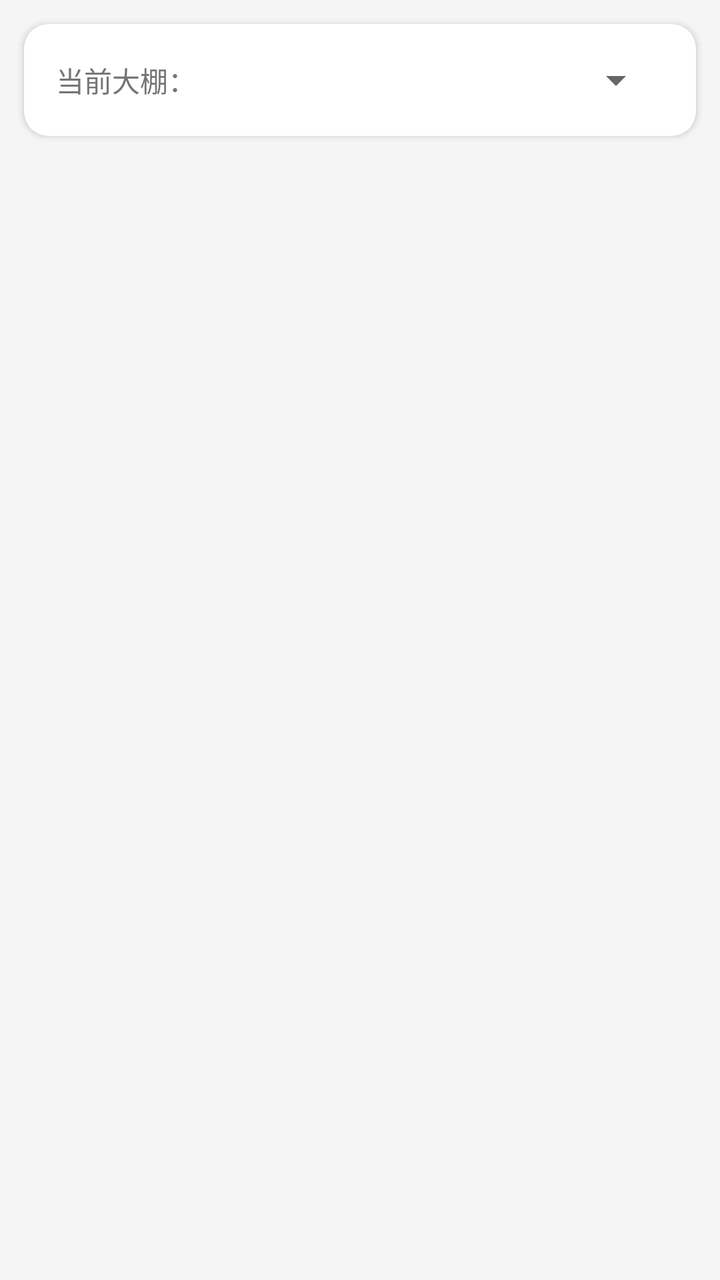
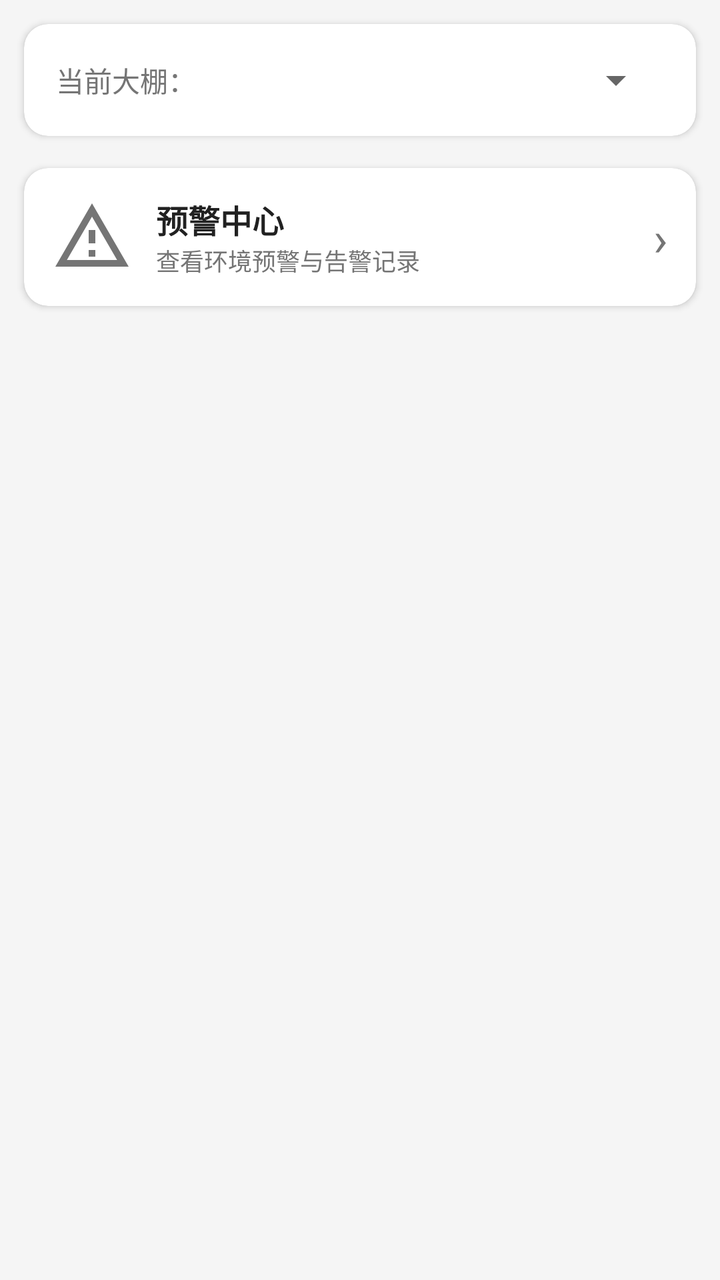

An Android layout rendered at two revisions. The XML below is the earlier revision; the diff shows what the commit changed to produce the second picture.
<!-- AndroidManifest.xml: application theme Theme.SmartGreenhouse -->
<!-- res/layout/fragment_dashboard.xml -->
<?xml version="1.0" encoding="utf-8"?>
<LinearLayout xmlns:android="http://schemas.android.com/apk/res/android"
    xmlns:app="http://schemas.android.com/apk/res-auto"
    android:layout_width="match_parent"
    android:layout_height="match_parent"
    android:orientation="vertical"
    android:background="@color/background">

    
    <androidx.cardview.widget.CardView
        android:layout_width="match_parent"
        android:layout_height="wrap_content"
        android:layout_margin="12dp"
        app:cardCornerRadius="12dp"
        app:cardElevation="2dp">

        <LinearLayout
            android:layout_width="match_parent"
            android:layout_height="wrap_content"
            android:orientation="vertical"
            android:padding="16dp">

            
            <LinearLayout
                android:layout_width="match_parent"
                android:layout_height="wrap_content"
                android:gravity="center_vertical"
                android:orientation="horizontal">

                <TextView
                    android:layout_width="wrap_content"
                    android:layout_height="wrap_content"
                    android:text="当前大棚："
                    android:textColor="@color/text_secondary"
                    android:textSize="14sp" />

                <Spinner
                    android:id="@+id/spinner_greenhouse"
                    android:layout_width="0dp"
                    android:layout_height="wrap_content"
                    android:layout_weight="1"
                    android:layout_marginStart="8dp" />
            </LinearLayout>

            
            <LinearLayout
                android:id="@+id/layout_health_score"
                android:layout_width="match_parent"
                android:layout_height="wrap_content"
                android:layout_marginTop="12dp"
                android:gravity="center_vertical"
                android:visibility="gone">

                <TextView
                    android:id="@+id/tv_health_score"
                    android:layout_width="60dp"
                    android:layout_height="60dp"
                    android:gravity="center"
                    android:text="--"
                    android:textColor="@android:color/white"
                    android:textSize="22sp"
                    android:textStyle="bold"
                    android:background="@drawable/bg_health_score" />

                <LinearLayout
                    android:layout_width="0dp"
                    android:layout_height="wrap_content"
                    android:layout_weight="1"
                    android:layout_marginStart="12dp"
                    android:orientation="vertical">

                    <TextView
                        android:id="@+id/tv_health_level"
                        android:layout_width="wrap_content"
                        android:layout_height="wrap_content"
                        android:text="--"
                        android:textSize="16sp"
                        android:textStyle="bold" />

                    <TextView
                        android:id="@+id/tv_health_detail"
                        android:layout_width="wrap_content"
                        android:layout_height="wrap_content"
                        android:text="环境 -- | 视觉 --"
                        android:textColor="@color/text_secondary"
                        android:textSize="12sp" />
                </LinearLayout>
            </LinearLayout>
        </LinearLayout>
    </androidx.cardview.widget.CardView>

    
    <androidx.recyclerview.widget.RecyclerView
        android:id="@+id/rv_sensors"
        android:layout_width="match_parent"
        android:layout_height="0dp"
        android:layout_weight="1"
        android:paddingHorizontal="8dp"
        android:clipToPadding="false" />

    
    <ProgressBar
        android:id="@+id/progress_bar"
        android:layout_width="wrap_content"
        android:layout_height="wrap_content"
        android:layout_gravity="center"
        android:layout_margin="16dp"
        android:visibility="gone" />

</LinearLayout>
<!-- resources referenced by this layout -->
<resources>
  <color name="background">#FFF5F5F5</color>
  <color name="text_secondary">#FF757575</color>
  <!-- drawable bg_health_score (drawable) -->
  <?xml version="1.0" encoding="utf-8"?>
  <shape xmlns:android="http://schemas.android.com/apk/res/android"
      android:shape="oval">
      <solid android:color="@color/primary" />
  </shape>
  <style name="Theme.SmartGreenhouse" parent="Theme.MaterialComponents.Light.NoActionBar">
          <item name="colorPrimary">@color/primary</item>
          <item name="colorPrimaryDark">@color/primary_dark</item>
          <item name="colorAccent">@color/accent</item>
          <item name="android:statusBarColor">@color/primary_dark</item>
          <item name="android:navigationBarColor">@color/surface</item>
          <item name="android:windowBackground">@color/background</item>
      </style>
  <color name="primary">#FF4CAF50</color>
  <color name="primary_dark">#FF388E3C</color>
  <color name="accent">#FF00BCD4</color>
  <color name="surface">#FFFFFFFF</color>
</resources>

<!-- the commit's change to res/layout/fragment_dashboard.xml (unified diff, before → after) -->
@@ -90,6 +90,65 @@
     </androidx.cardview.widget.CardView>
 
     
+    <androidx.cardview.widget.CardView
+        android:id="@+id/card_alert_entry"
+        android:layout_width="match_parent"
+        android:layout_height="wrap_content"
+        android:layout_marginHorizontal="12dp"
+        android:layout_marginTop="4dp"
+        app:cardCornerRadius="12dp"
+        app:cardElevation="2dp"
+        android:clickable="true"
+        android:focusable="true"
+        android:foreground="?attr/selectableItemBackground">
+
+        <LinearLayout
+            android:layout_width="match_parent"
+            android:layout_height="wrap_content"
+            android:orientation="horizontal"
+            android:gravity="center_vertical"
+            android:padding="14dp">
+
+            <ImageView
+                android:layout_width="40dp"
+                android:layout_height="40dp"
+                android:src="@drawable/ic_alert"
+                android:contentDescription="预警" />
+
+            <LinearLayout
+                android:layout_width="0dp"
+                android:layout_height="wrap_content"
+                android:layout_weight="1"
+                android:layout_marginStart="12dp"
+                android:orientation="vertical">
+
+                <TextView
+                    android:layout_width="wrap_content"
+                    android:layout_height="wrap_content"
+                    android:text="预警中心"
+                    android:textColor="@color/on_surface"
+                    android:textSize="16sp"
+                    android:textStyle="bold" />
+
+                <TextView
+                    android:id="@+id/tv_alert_summary"
+                    android:layout_width="wrap_content"
+                    android:layout_height="wrap_content"
+                    android:text="查看环境预警与告警记录"
+                    android:textColor="@color/text_secondary"
+                    android:textSize="12sp" />
+            </LinearLayout>
+
+            <TextView
+                android:layout_width="wrap_content"
+                android:layout_height="wrap_content"
+                android:text="›"
+                android:textColor="@color/text_secondary"
+                android:textSize="24sp" />
+        </LinearLayout>
+    </androidx.cardview.widget.CardView>
+
+    
     <androidx.recyclerview.widget.RecyclerView
         android:id="@+id/rv_sensors"
         android:layout_width="match_parent"
<!-- resource entries referenced after the edit -->
@@ -1,6 +1,7 @@
 <!-- resources referenced by this layout -->
 <resources>
   <color name="background">#FFF5F5F5</color>
+  <color name="on_surface">#FF212121</color>
   <color name="text_secondary">#FF757575</color>
   <!-- drawable bg_health_score (drawable) -->
   <?xml version="1.0" encoding="utf-8"?>
@@ -8,6 +9,14 @@
       android:shape="oval">
       <solid android:color="@color/primary" />
   </shape>
+  <!-- drawable ic_alert (drawable) -->
+  <?xml version="1.0" encoding="utf-8"?>
+  <vector xmlns:android="http://schemas.android.com/apk/res/android"
+      android:width="24dp" android:height="24dp"
+      android:viewportWidth="24" android:viewportHeight="24">
+      <path android:fillColor="#FF757575"
+          android:pathData="M12,2L1,21h22L12,2zM12,6l7.53,13H4.47L12,6zM11,10v4h2v-4H11zM11,16v2h2v-2H11z" />
+  </vector>
   <style name="Theme.SmartGreenhouse" parent="Theme.MaterialComponents.Light.NoActionBar">
           <item name="colorPrimary">@color/primary</item>
           <item name="colorPrimaryDark">@color/primary_dark</item>
